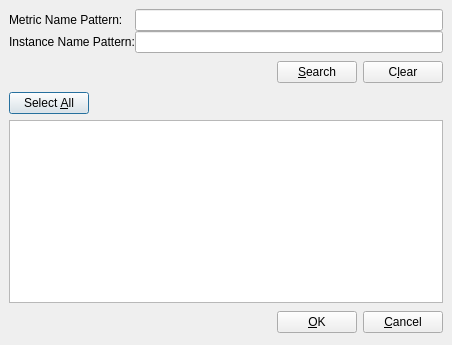
This is src/chart/searchdialog.ui in performancecopilot/pcp as Qt 5 draws it before an edit. The edited form follows.
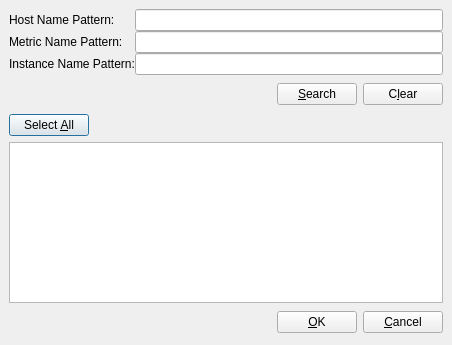
This is the edited form.

Commit message:
Improvements to the pmchart metric searching capabilities
Update pmchart Metric Search dialog to display hosts also, for all
matching search results.  Handy for cluster monitoring.

Add to the UI and search logic to allow regular expression matching
on host names, in addition to metric and instance names.

Resolves Red Hat bug #1066175.

```diff
--- a/src/chart/searchdialog.ui
+++ b/src/chart/searchdialog.ui
@@ -41,12 +41,19 @@
      <item row="0" column="0" >
       <widget class="QLabel" name="label" >
        <property name="text" >
-        <string>Metric Name Pattern:</string>
+        <string>Host Name Pattern:</string>
        </property>
       </widget>
      </item>
      <item row="1" column="0" >
-      <widget class="QLabel" name="label_2" >
+      <widget class="QLabel" name="metricLabel" >
+       <property name="text" >
+        <string>Metric Name Pattern:</string>
+       </property>
+      </widget>
+     </item>
+     <item row="2" column="0" >
+      <widget class="QLabel" name="instanceLabel" >
        <property name="text" >
         <string>Instance Name Pattern:</string>
        </property>
@@ -56,6 +63,9 @@
       <widget class="QLineEdit" name="namePattern" />
      </item>
      <item row="1" column="1" >
+      <widget class="QLineEdit" name="metricPattern" />
+     </item>
+     <item row="2" column="1" >
       <widget class="QLineEdit" name="instancePattern" />
      </item>
     </layout>
```
Left out of the diff: 27 changed lines with no effect on the pictures. The commit also changes 2 other files.
